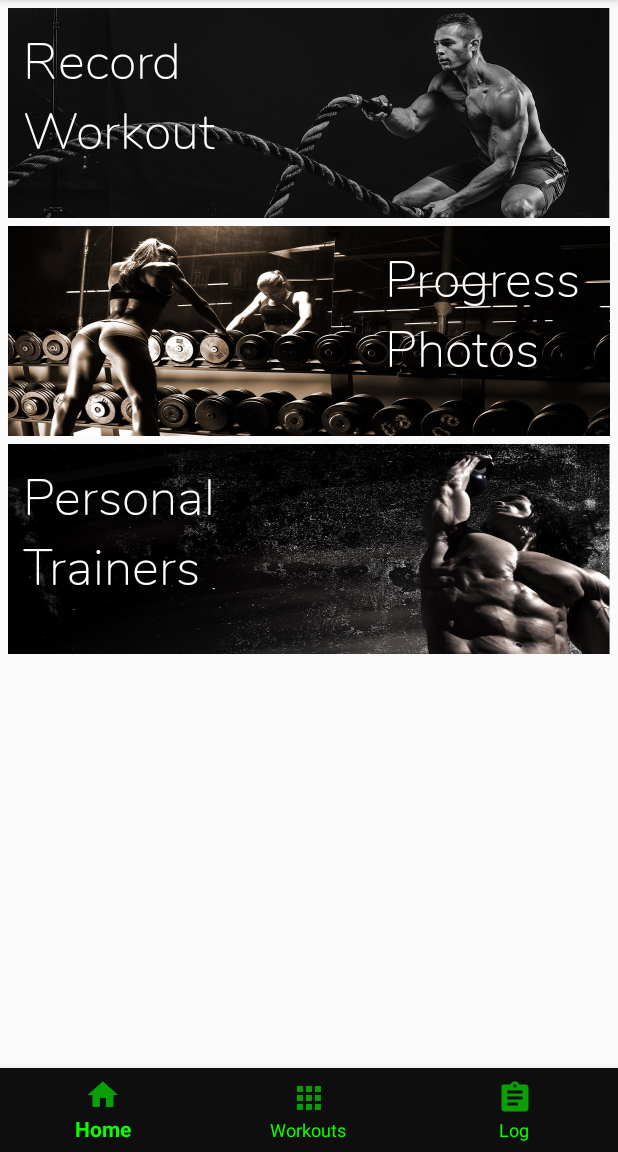
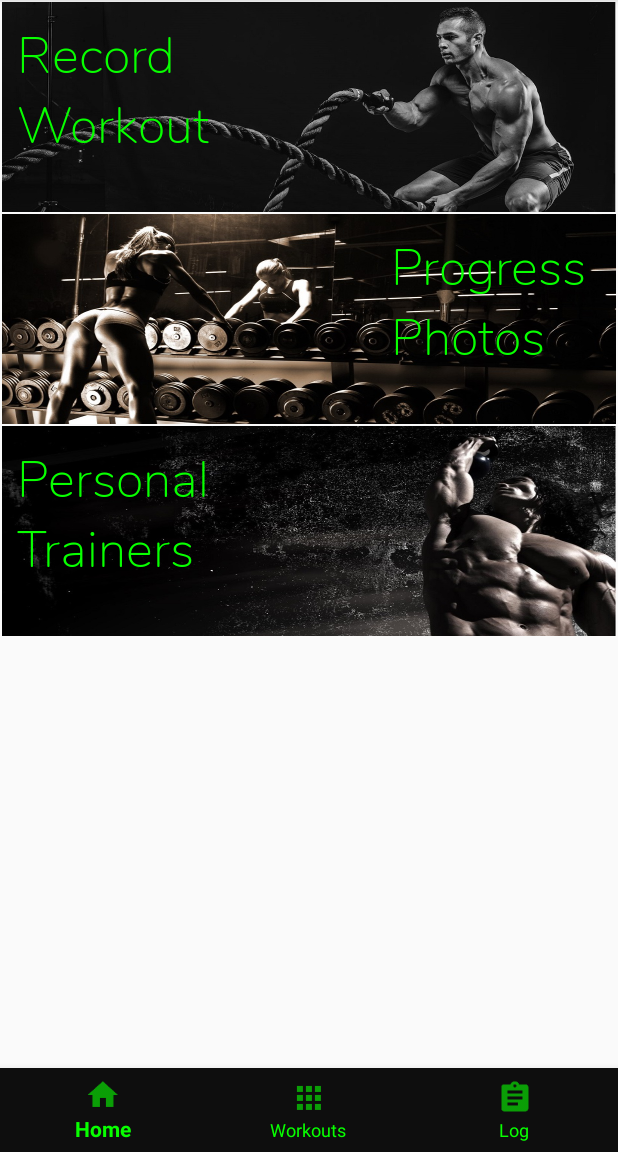
Before and after one commit to cswafula/BullsGym, an Android app: the HomeFragment screen opened directly, with no data from a screen before it, on a phone screen of 412 x 824 dp, the part 84-1236 px from its top. Run offline under Robolectric (Android 15) with nearby library versions, the phone set to English and light mode, and no system bars.

Commit message:
Homepage Fragments Updated

```diff
--- a/app/build.gradle
+++ b/app/build.gradle
@@ -29,6 +29,7 @@ dependencies {
     implementation 'com.google.android.gms:play-services-maps:15.0.1'
     implementation 'com.google.android.gms:play-services-plus:15.0.1'
     implementation "com.google.android.gms:play-services-location:15.0.1"
+    implementation 'com.android.support:design:27.1.1'
     testImplementation 'junit:junit:4.12'
     androidTestImplementation 'com.android.support.test:runner:1.0.2'
     androidTestImplementation 'com.android.support.test.espresso:espresso-core:3.0.2'
--- a/app/src/main/res/layout/fragment_home.xml
+++ b/app/src/main/res/layout/fragment_home.xml
@@ -7,9 +7,9 @@
     android:orientation="vertical">
 
     <LinearLayout
-        android:layout_marginLeft="5dp"
-        android:layout_marginRight="5dp"
-        android:layout_marginTop="5dp"
+        android:layout_marginLeft="1dp"
+        android:layout_marginRight="1dp"
+        android:layout_marginTop="1dp"
         android:layout_width="match_parent"
         android:layout_height="140dp"
         android:background="@drawable/recordpic"
@@ -21,14 +21,14 @@
             android:layout_marginTop="10sp"
             android:layout_marginLeft="10sp"
             android:text="Record Workout"
-            android:textColor="@android:color/white"
+            android:textColor="@color/green"
             android:textSize="34sp"
             app:fontFamily="@font/nunito_extralight" />
     </LinearLayout>
     <LinearLayout
-        android:layout_marginLeft="5dp"
-        android:layout_marginRight="5dp"
-        android:layout_marginTop="5dp"
+        android:layout_marginLeft="1dp"
+        android:layout_marginRight="1dp"
+        android:layout_marginTop="1dp"
         android:layout_width="match_parent"
         android:layout_height="140dp"
         android:background="@drawable/planspic"
@@ -41,14 +41,14 @@
             android:layout_marginRight="10sp"
             android:text="Progress Photos"
             android:layout_gravity="end"
-            android:textColor="@android:color/white"
+            android:textColor="@color/green"
             android:textSize="34sp"
             app:fontFamily="@font/nunito_extralight" />
     </LinearLayout>
     <LinearLayout
-        android:layout_marginLeft="5dp"
-        android:layout_marginRight="5dp"
-        android:layout_marginTop="5dp"
+        android:layout_marginLeft="1dp"
+        android:layout_marginRight="1dp"
+        android:layout_marginTop="1dp"
         android:layout_width="match_parent"
         android:layout_height="140dp"
         android:background="@drawable/trainerpic"
@@ -60,7 +60,7 @@
             android:layout_marginTop="10sp"
             android:layout_marginLeft="10sp"
             android:text="Personal Trainers"
-            android:textColor="@android:color/white"
+            android:textColor="@color/green"
             android:textSize="34sp"
             app:fontFamily="@font/nunito_extralight" />
     </LinearLayout>
```
